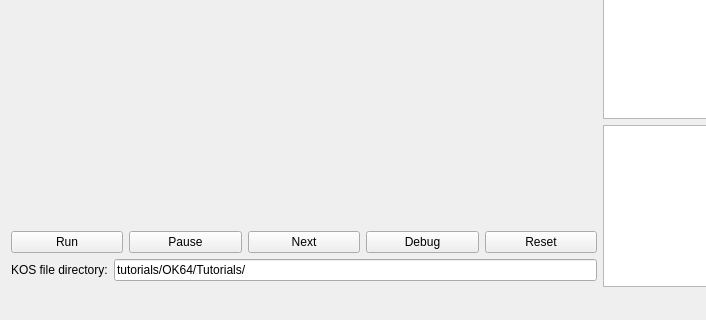
Before: the Qt Designer form OK64/mainwindow.ui in leuat/OK64, drawn with Qt 5; both pictures show x 0 to 706 and y 396 to 716 of the 1200 by 716 pixel window.
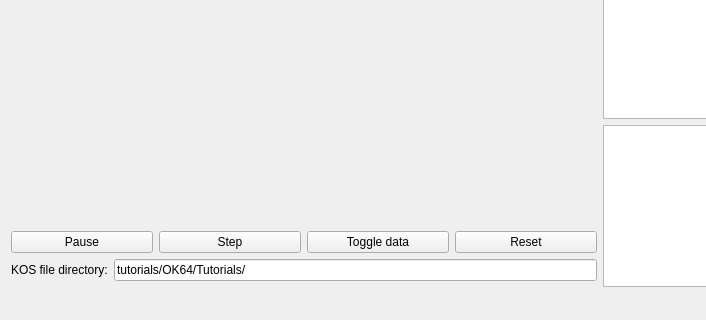
After: the same form once the commit is applied.

```diff
--- a/OK64/mainwindow.ui
+++ b/OK64/mainwindow.ui
@@ -39,13 +39,6 @@
           </item>
           <item>
            <layout class="QHBoxLayout" name="horizontalLayout_2">
-            <item>
-             <widget class="QPushButton" name="btnRun">
-              <property name="text">
-               <string>Run</string>
-              </property>
-             </widget>
-            </item>
             <item>
              <widget class="QPushButton" name="pushButton">
               <property name="text">
@@ -56,14 +49,14 @@
             <item>
              <widget class="QPushButton" name="btnNext">
               <property name="text">
-               <string>Next</string>
+               <string>Step</string>
               </property>
              </widget>
             </item>
             <item>
              <widget class="QPushButton" name="pushButton_2">
               <property name="text">
-               <string>Debug</string>
+               <string>Toggle data</string>
               </property>
              </widget>
             </item>
```
Left out of the diff: 2 changed lines with no effect on the pictures.
